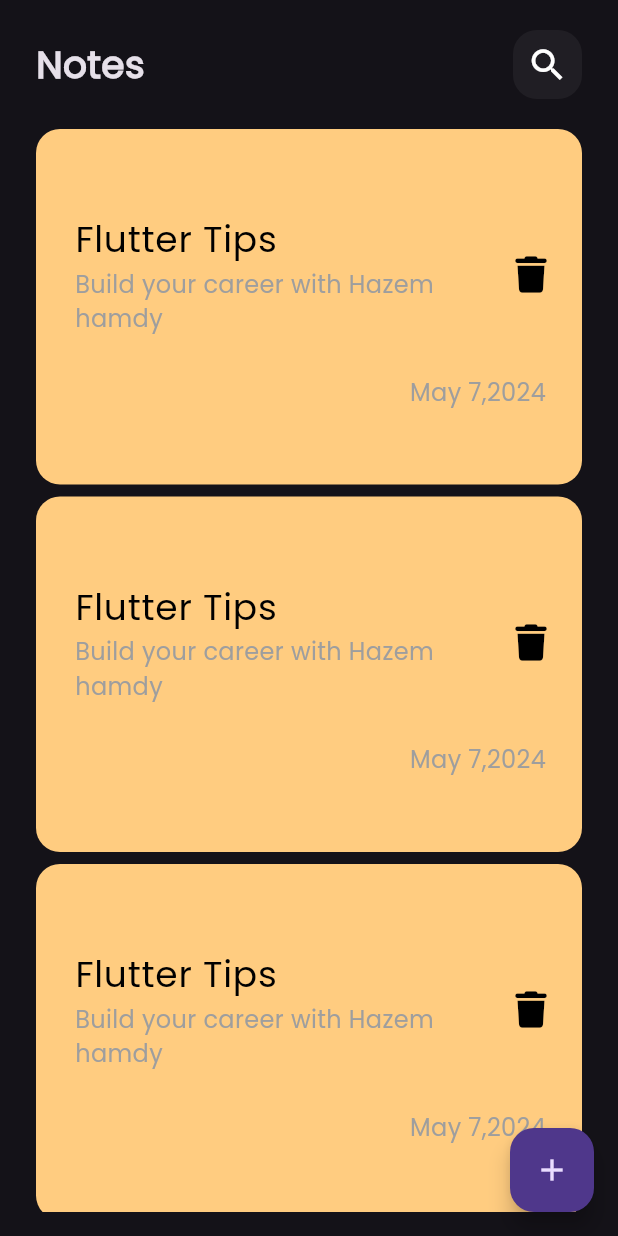
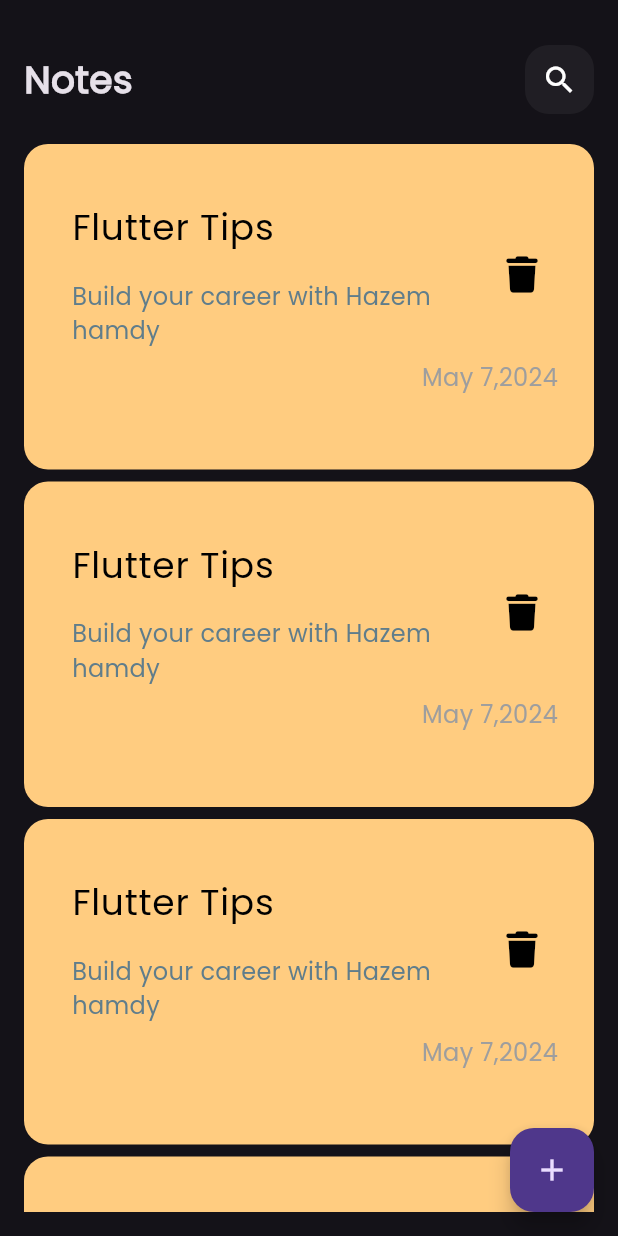
Before and after one commit to HazemHamdy7/Notes-App, a Flutter app: the screen it shows after launch, on a phone screen of 412 x 824 dp. Run offline on Flutter 3.47's test engine with Material 3 defaults, Android fonts, the phone set to English and light mode, and no system bars; our stand-ins replace font_awesome_flutter.

Commit message:
Refactor custom app bar and note item widgets And add edit note screen

```diff
--- a/lib/views/widgets/custom_appbar.dart
+++ b/lib/views/widgets/custom_appbar.dart
@@ -1,18 +1,24 @@
+// ignore_for_file: public_member_api_docs, sort_constructors_first
 import 'package:flutter/material.dart';
 
 import 'custom_search_icon.dart';
 
 class CustomAppBar extends StatelessWidget {
-  const CustomAppBar({super.key});
-
+  const CustomAppBar({
+    super.key,
+    required this.text,
+    required this.icon,
+  });
+  final String text;
+  final IconData? icon;
   @override
   Widget build(BuildContext context) {
-    return const Row(
+    return Row(
       children: [
-        Text('Notes',
-            style: TextStyle(fontSize: 25, fontWeight: FontWeight.bold)),
-        Spacer(),
-        CustomSearchIcon(),
+        Text(text,
+            style: const TextStyle(fontSize: 25, fontWeight: FontWeight.bold)),
+        const Spacer(),
+        CustomSearchIcon(icon: icon),
       ],
     );
   }
--- a/lib/views/widgets/custom_note_item.dart
+++ b/lib/views/widgets/custom_note_item.dart
@@ -1,12 +1,20 @@
 import 'package:flutter/material.dart';
 import 'package:font_awesome_flutter/font_awesome_flutter.dart';
+
+import 'edit_note_view.dart';
 
 class NoteItem extends StatelessWidget {
   const NoteItem({super.key});
 
   @override
   Widget build(BuildContext context) {
-    return Container(
+    return GestureDetector(
+      onTap: () {
+        Navigator.of(context).push(MaterialPageRoute(builder: (context) {
+          return const EidtNoteView();
+        }));
+      },
+      child: Container(
         padding: const EdgeInsets.only(top: 30, bottom: 50, left: 16),
         decoration: BoxDecoration(
           color: const Color(0xffFFCC80),
@@ -16,28 +24,26 @@ class NoteItem extends StatelessWidget {
           crossAxisAlignment: CrossAxisAlignment.end,
           children: [
             ListTile(
-              contentPadding:
-                  const EdgeInsets.symmetric(vertical: 18, horizontal: 10),
+                // contentPadding:
+                //     const EdgeInsets.symmetric(vertical: 18, horizontal: 10),
                 title: const Text('Flutter Tips',
                     style: TextStyle(color: Colors.black, fontSize: 24)),
-              subtitle: Text('Build your career with Hazem hamdy',
-                  style: TextStyle(
-                      color: Colors.grey.withOpacity(1), fontSize: 16)),
+                subtitle: const Padding(
+                    padding: EdgeInsets.only(top: 16.0),
+                    child: Text('Build your career with Hazem hamdy',
+                        style:
+                            TextStyle(color: Colors.blueGrey, fontSize: 16))),
                 trailing: IconButton(
                     onPressed: () {},
-                  icon: const Icon(
-                    FontAwesomeIcons.trash,
-                    size: 24,
-                    color: Colors.black,
-                  ))),
+                    icon: const Icon(FontAwesomeIcons.trash,
+                        size: 24, color: Colors.black))),
             Padding(
                 padding: const EdgeInsets.only(right: 24),
-            child: Text(
-              'May 7,2024',
-              style: TextStyle(color: Colors.grey.withOpacity(1), fontSize: 16),
+                child: Text('May 7,2024',
+                    style: TextStyle(
+                        color: Colors.grey.withOpacity(1), fontSize: 16))),
+          ],
         ),
-          ),
-        ],
       ),
     );
   }
--- a/lib/views/widgets/custom_search_icon.dart
+++ b/lib/views/widgets/custom_search_icon.dart
@@ -1,8 +1,12 @@
+// ignore_for_file: public_member_api_docs, sort_constructors_first
 import 'package:flutter/material.dart';
 
 class CustomSearchIcon extends StatelessWidget {
-  const CustomSearchIcon({super.key});
-
+  const CustomSearchIcon({
+    super.key,
+    this.icon,
+  });
+  final IconData? icon;
   @override
   Widget build(BuildContext context) {
     return Container(
@@ -12,7 +16,7 @@ class CustomSearchIcon extends StatelessWidget {
         color: Colors.white.withOpacity(.05),
         borderRadius: BorderRadius.circular(16),
       ),
-      child: const Icon(Icons.search, size: 28),
+      child: Icon(icon),
     );
   }
 }
--- /dev/null
+++ b/lib/views/widgets/edit_note_view.dart
@@ -0,0 +1,26 @@
+import 'package:flutter/material.dart';
+import 'package:note_app/views/widgets/custom_appbar.dart';
+import 'package:note_app/views/widgets/custom_text_field.dart';
+
+class EidtNoteView extends StatelessWidget {
+  const EidtNoteView({super.key});
+
+  @override
+  Widget build(BuildContext context) {
+    return const Scaffold(
+      body: Padding(
+        padding: EdgeInsets.symmetric(horizontal: 16),
+        child: Column(
+          children: [
+            SizedBox(height: 30),
+            CustomAppBar(text: 'Edit Note', icon: Icons.check_sharp),
+            SizedBox(height: 30),
+            CustomTextField(hintText: 'Title'),
+            SizedBox(height: 30),
+            CustomTextField(hintText: 'Content', maxLines: 5),
+          ],
+        ),
+      ),
+    );
+  }
+}
--- a/lib/views/widgets/note_view_body.dart
+++ b/lib/views/widgets/note_view_body.dart
@@ -1,5 +1,4 @@
 import 'package:flutter/material.dart';
-import 'package:flutter/widgets.dart';
 import 'custom_appbar.dart';
 import 'notes_list_view.dart';
 
@@ -9,14 +8,11 @@ class NotesViewBody extends StatelessWidget {
   @override
   Widget build(BuildContext context) {
     return const Padding(
-      padding: EdgeInsets.symmetric(horizontal: 24),
-      child: Column(
-        children: [
-          SizedBox(height: 20),
-          CustomAppBar(),
-          Expanded(child: NotesListView()),
-        ],
-      ),
-    );
+        padding: EdgeInsets.symmetric(horizontal: 16),
+        child: Column(children: [
+          SizedBox(height: 30),
+          CustomAppBar(text: 'Notes', icon: Icons.search),
+          Expanded(child: NotesListView())
+        ]));
   }
 }
```
Lines whose indentation alone changed are shown as unchanged.
